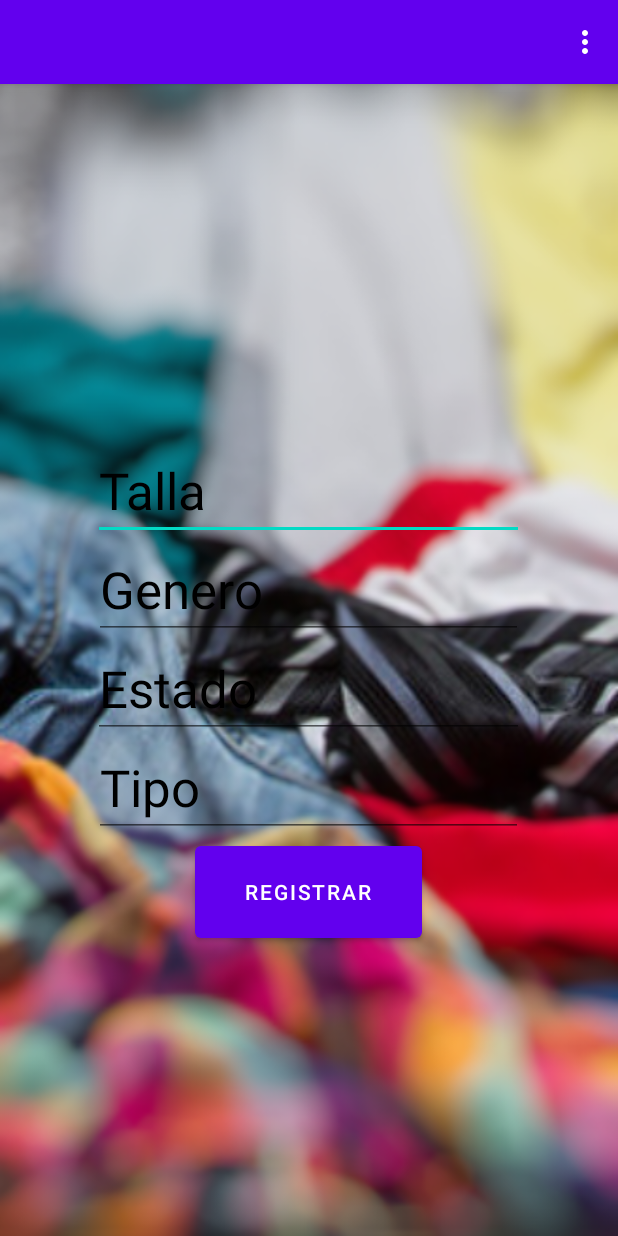
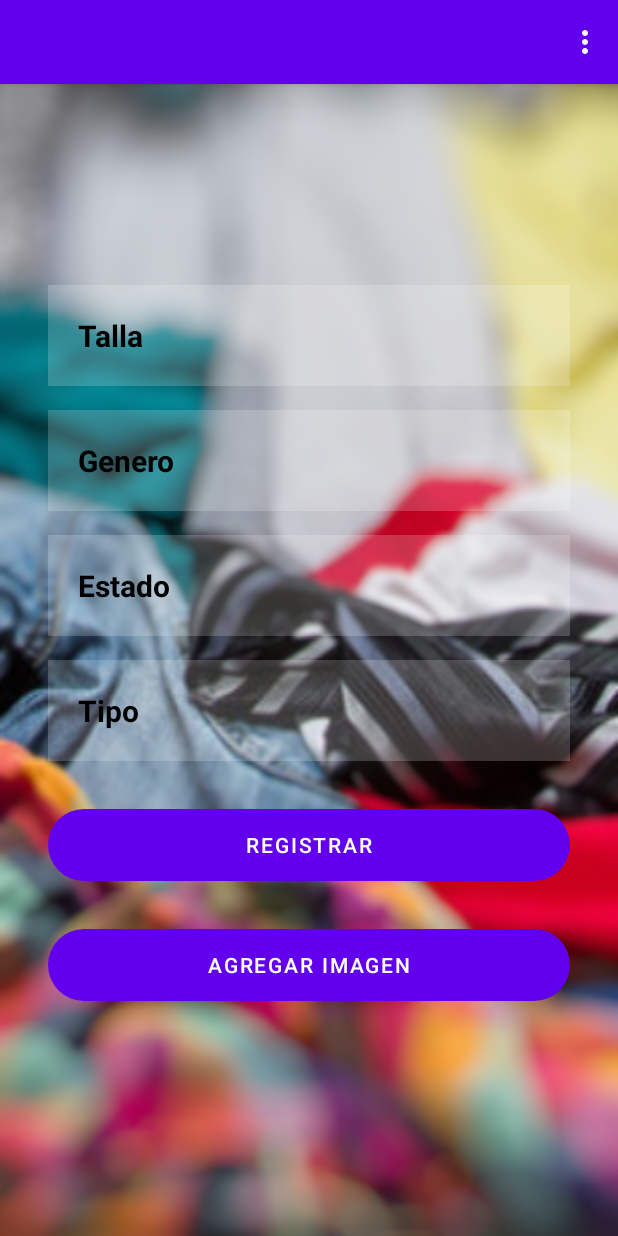
Before and after one commit to MrBrownie1/SOA-R, an Android app: the registroRopa screen opened directly, with no data from a screen before it, on a phone screen of 412 x 824 dp. Run offline under Robolectric (Android 15) with nearby library versions, the phone set to English and light mode, and no system bars; our stand-ins replace Firebase (no records; nobody signed in at launch, a user with empty details on screens opened directly).

Commit message:
Diseño del registro de ropa

```diff
--- a/app/src/main/java/com/example/soa_r/registroRopa.java
+++ b/app/src/main/java/com/example/soa_r/registroRopa.java
@@ -24,7 +24,7 @@ import java.util.Map;
 
 public class registroRopa extends AppCompatActivity {
     EditText txttalla, txtgenero, txtestado, txttipo;
-    Button btnRegistrar;
+    Button btnRegistrar, imen;
 
     private FirebaseFirestore mfirestore;
     private FirebaseAuth mAuth;
@@ -40,11 +40,10 @@ public class registroRopa extends AppCompatActivity {
         txtestado = findViewById(R.id.Estado);
         txttipo = findViewById(R.id.Tipo);
         btnRegistrar = findViewById(R.id.btnRegistrar);
-
+        imen = findViewById(R.id.imen1);
 
         mfirestore = FirebaseFirestore.getInstance();
         mAuth = FirebaseAuth.getInstance();
-
 
         btnRegistrar.setOnClickListener(new View.OnClickListener() {
             @Override
@@ -63,6 +62,12 @@ public class registroRopa extends AppCompatActivity {
             }
         });
 
+      /* imen.setOnClickListener(new View.OnClickListener() {
+            @Override
+            public void onClick(View v) {
+                startActivity(new Intent(registroRopa.this, ropa_imagenes.class));
+            }
+        });*/
 
     }//end onCrate
 
@@ -117,11 +122,16 @@ public class registroRopa extends AppCompatActivity {
 
         }
         return super.onOptionsItemSelected(item);
+
+
     }
+
     public void cerrar(){
         mAuth.signOut();
         finish();
         startActivity(new Intent(registroRopa.this, MainActivity.class));
         Toast.makeText(registroRopa.this, "Haz cerrado sesión satisfactoriamente", Toast.LENGTH_SHORT).show();
     }
+
+
 }
--- a/app/src/main/res/layout/activity_registro_ropa.xml
+++ b/app/src/main/res/layout/activity_registro_ropa.xml
@@ -10,61 +10,112 @@ tools:context=".registroRopa">
 
     <LinearLayout
         android:layout_width="match_parent"
-        android:layout_height="238dp">
+        android:layout_height="118dp">
 
     </LinearLayout>
 
 
     <EditText
         android:id="@+id/Talla"
-        android:layout_width="287dp"
+        android:layout_width="match_parent"
         android:layout_height="wrap_content"
-        android:layout_gravity="center"
+        android:layout_marginStart="32dp"
+        android:layout_marginTop="16dp"
+        android:layout_marginEnd="32dp"
+        android:background="#30ffffff"
+        android:ems="10"
         android:hint="Talla"
         android:inputType="text"
-        android:textColor="#000000"
+        android:padding="20dp"
+        android:textColor="@color/black"
         android:textColorHint="@color/black"
-        android:textSize="34sp" />
+        android:textSize="20dp"
+        android:textStyle="bold"
+        app:layout_constraintEnd_toEndOf="parent"
+        app:layout_constraintStart_toStartOf="parent" />
 
 
     <EditText
         android:id="@+id/Genero"
-        android:layout_width="286dp"
+        android:layout_width="match_parent"
         android:layout_height="wrap_content"
-        android:layout_gravity="center"
+        android:layout_marginStart="32dp"
+        android:layout_marginTop="16dp"
+        android:layout_marginEnd="32dp"
+        android:background="#30ffffff"
+        android:ems="10"
         android:hint="Genero"
         android:inputType="text"
-        android:textColor="#000000"
+        android:padding="20dp"
+        android:textColor="@color/black"
         android:textColorHint="@color/black"
-        android:textSize="34sp" />
+        android:textSize="20dp"
+        android:textStyle="bold"
+        app:layout_constraintEnd_toEndOf="parent"
+        app:layout_constraintStart_toStartOf="parent" />
 
     <EditText
         android:id="@+id/Estado"
-        android:layout_width="287dp"
+        android:layout_width="match_parent"
         android:layout_height="wrap_content"
-        android:layout_gravity="center"
+        android:layout_marginStart="32dp"
+        android:layout_marginTop="16dp"
+        android:layout_marginEnd="32dp"
+        android:background="#30ffffff"
+        android:ems="10"
         android:hint="Estado"
         android:inputType="text"
-        android:textColor="#000000"
+        android:padding="20dp"
+        android:textColor="@color/black"
         android:textColorHint="@color/black"
-        android:textSize="34sp" />
+        android:textSize="20dp"
+        android:textStyle="bold"
+        app:layout_constraintEnd_toEndOf="parent"
+        app:layout_constraintStart_toStartOf="parent" />
 
     <EditText
         android:id="@+id/Tipo"
-        android:layout_width="286dp"
+        android:layout_width="match_parent"
         android:layout_height="wrap_content"
-        android:layout_gravity="center"
+        android:layout_marginStart="32dp"
+        android:layout_marginTop="16dp"
+        android:layout_marginEnd="32dp"
+        android:background="#30ffffff"
+        android:ems="10"
         android:hint="Tipo"
         android:inputType="text"
-        android:textColor="#000000"
+        android:padding="20dp"
+        android:textColor="@color/black"
         android:textColorHint="@color/black"
-        android:textSize="34sp" />
+        android:textSize="20dp"
+        android:textStyle="bold"
+        app:layout_constraintEnd_toEndOf="parent"
+        app:layout_constraintStart_toStartOf="parent" />
 
     <Button
         android:id="@+id/btnRegistrar"
-        android:layout_width="151dp"
-        android:layout_height="73dp"
-        android:layout_gravity="center"
+        android:layout_width="match_parent"
+        android:layout_height="wrap_content"
+        android:layout_marginStart="32dp"
+        android:layout_marginTop="32dp"
+        android:layout_marginEnd="32dp"
+        android:background="@drawable/button_rounded"
+        app:layout_constraintEnd_toEndOf="parent"
+        app:layout_constraintStart_toStartOf="parent"
+        android:backgroundTint="#2196F3"
         android:text="Registrar" />
 
+    <Button
+        android:id="@+id/imen1"
+        android:layout_width="match_parent"
+        android:layout_height="wrap_content"
+        android:layout_marginStart="32dp"
+        android:layout_marginTop="32dp"
+        android:layout_marginEnd="32dp"
+        android:background="@drawable/button_rounded"
+        android:backgroundTint="#2196F3"
+        android:text="Agregar imagen"
+        app:layout_constraintEnd_toEndOf="parent"
+        app:layout_constraintStart_toStartOf="parent" />
+
 </LinearLayout>
```
Also changed, not shown: app/src/main/AndroidManifest.xml (+8 -7 lines).
